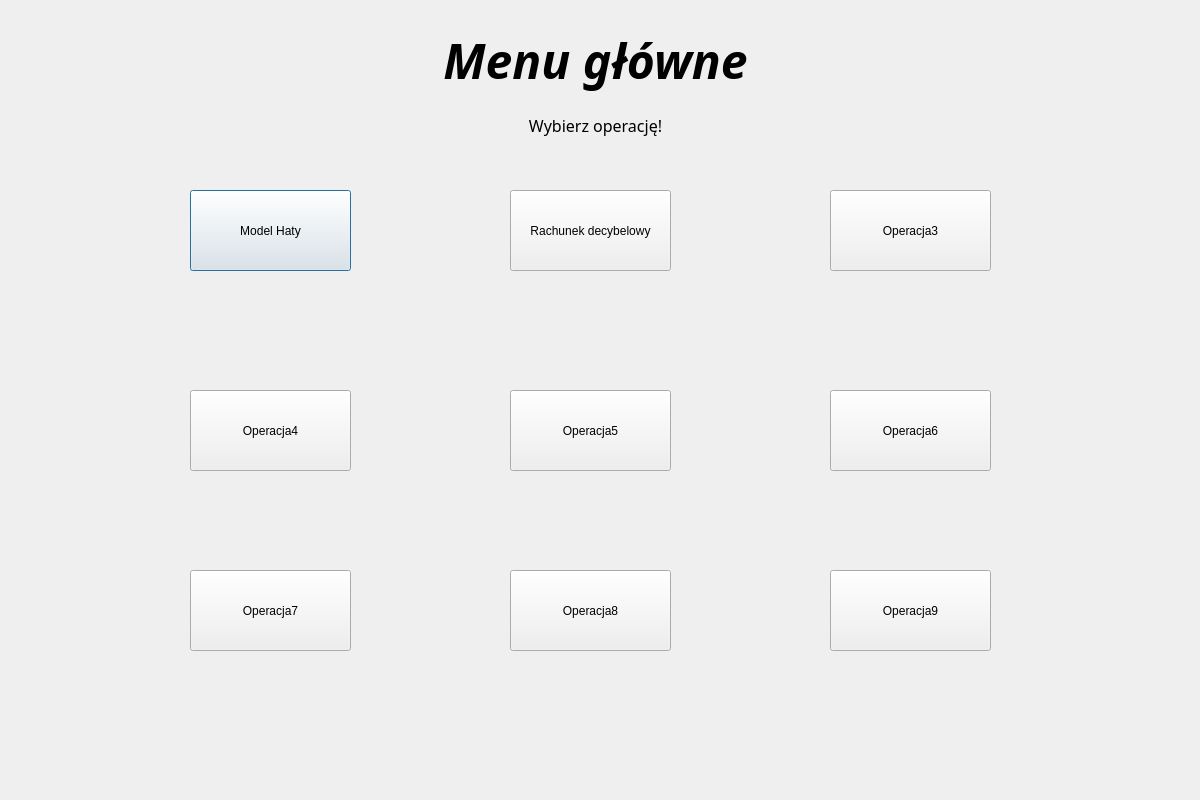
lukaszbladziak5/ICalcThis, file UI/Menu.ui: the form before one commit.
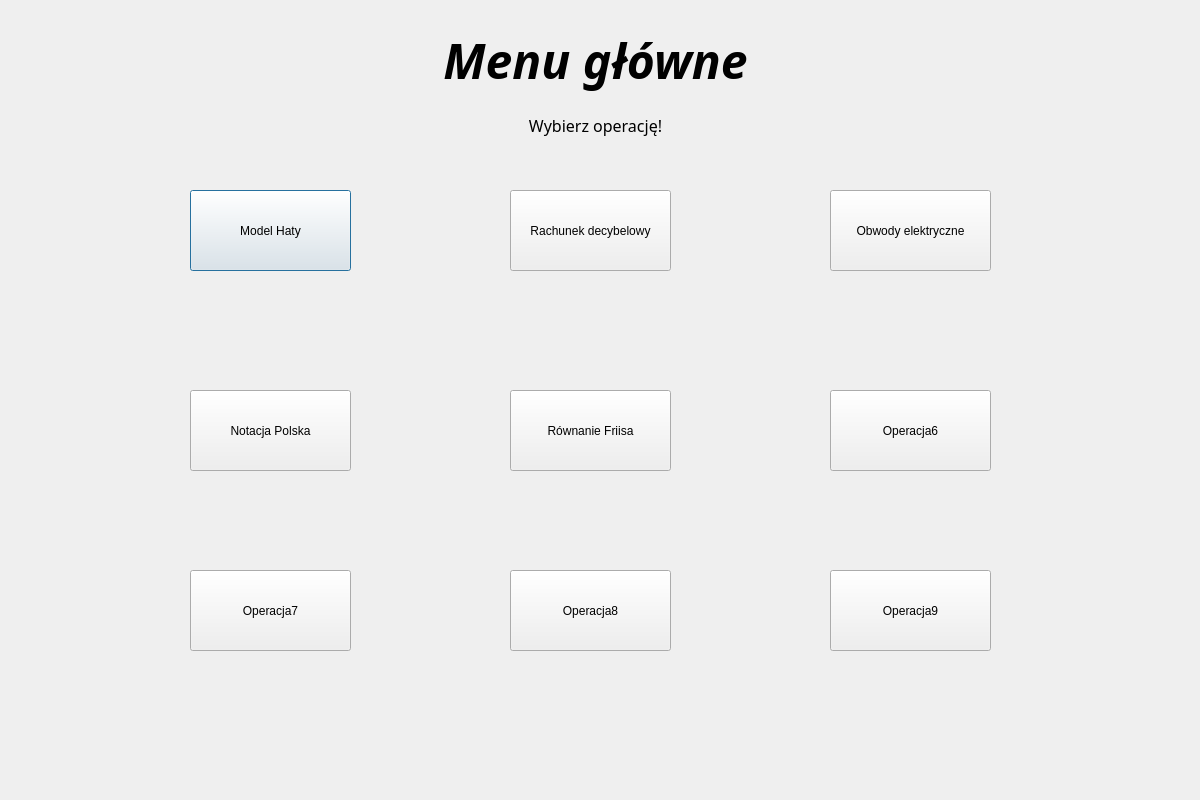
The form after the commit.

Commit message: Skończone równania Friisa.

What changed in the file:
```diff
--- a/UI/Menu.ui
+++ b/UI/Menu.ui
@@ -100,7 +100,7 @@
      </rect>
     </property>
     <property name="text">
-     <string>Operacja3</string>
+     <string>Obwody elektryczne</string>
     </property>
    </widget>
    <widget class="QPushButton" name="operacja4_ONP">
@@ -113,7 +113,7 @@
      </rect>
     </property>
     <property name="text">
-     <string>Operacja4</string>
+     <string>Notacja Polska</string>
     </property>
    </widget>
    <widget class="QPushButton" name="operacja_5">
@@ -126,7 +126,7 @@
      </rect>
     </property>
     <property name="text">
-     <string>Operacja5</string>
+     <string>Równanie Friisa</string>
     </property>
    </widget>
    <widget class="QPushButton" name="operacja_6">
```
Left out of the diff: 2 changed lines with no effect on the pictures. The commit also changes 6 other files.
